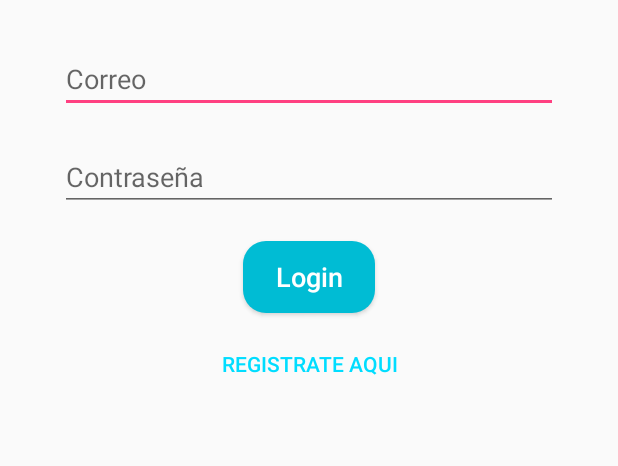
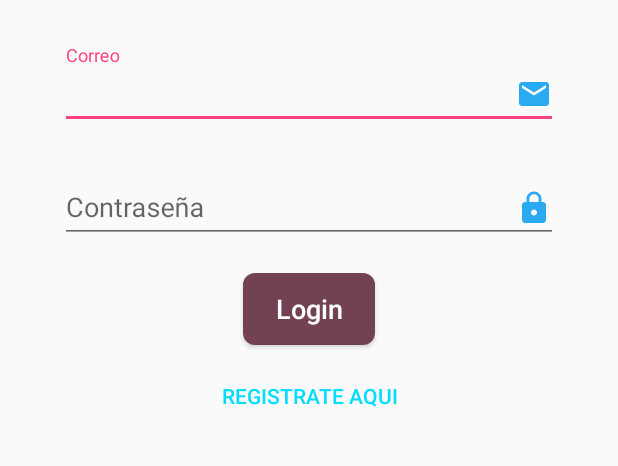
Before and after one commit to MarcosPedraza/BusComida, an Android app: the screen it shows after launch (LoginActivity), on a phone screen of 412 x 824 dp, the part 277-743 px from its top. Run offline under Robolectric (Android 15) with nearby library versions, the phone set to English and light mode, and no system bars; our stand-ins replace CircleImageView, Firebase (no records; nobody signed in at launch, a user with empty details on screens opened directly).

```diff
--- a/app/build.gradle
+++ b/app/build.gradle
@@ -19,6 +19,7 @@ android {
 }
 
 dependencies {
+
     implementation fileTree(dir: 'libs', include: ['*.jar'])
     implementation 'com.android.support:appcompat-v7:26.1.0'
     implementation 'com.android.support:design:26.1.0'
--- a/app/src/main/java/com/mareinc/marcospedraza/buscomida/LoginActivity.java
+++ b/app/src/main/java/com/mareinc/marcospedraza/buscomida/LoginActivity.java
@@ -2,6 +2,7 @@ package com.mareinc.marcospedraza.buscomida;
 
 import android.content.Intent;
 import android.support.annotation.NonNull;
+import android.support.design.widget.TextInputEditText;
 import android.support.v7.app.AppCompatActivity;
 import android.os.Bundle;
 import android.util.Log;
@@ -23,7 +24,7 @@ public class LoginActivity extends AppCompatActivity {
     //widgets
     Button btn_log_in;
     Button btn_register;
-    EditText et_user;
+    TextInputEditText et_user;
     EditText et_password;
     ProgressBar pg_login;
 
--- a/app/src/main/res/drawable/bg_botton.xml
+++ b/app/src/main/res/drawable/bg_botton.xml
@@ -1,7 +1,7 @@
 <?xml version="1.0" encoding="utf-8"?>
 <shape xmlns:android="http://schemas.android.com/apk/res/android">
 
-    <solid android:color="#00BCD4"></solid>
-    <corners android:radius="15dp"></corners>
+    <solid android:color="#724254"></solid>
+    <corners android:radius="8dp"></corners>
 
 </shape>
--- a/app/src/main/res/drawable/ic_email.xml
+++ b/app/src/main/res/drawable/ic_email.xml
@@ -1,4 +1,4 @@
-<vector android:height="24dp" android:tint="#050505"
+<vector android:height="24dp" android:tint="#29AAF1"
     android:viewportHeight="24.0" android:viewportWidth="24.0"
     android:width="24dp" xmlns:android="http://schemas.android.com/apk/res/android">
     <path android:fillColor="#FF000000" android:pathData="M20,4L4,4c-1.1,0 -1.99,0.9 -1.99,2L2,18c0,1.1 0.9,2 2,2h16c1.1,0 2,-0.9 2,-2L22,6c0,-1.1 -0.9,-2 -2,-2zM20,8l-8,5 -8,-5L4,6l8,5 8,-5v2z"/>
--- /dev/null
+++ b/app/src/main/res/drawable/ic_lock.xml
@@ -0,0 +1,5 @@
+<vector android:height="24dp" android:tint="#29AAF1"
+    android:viewportHeight="24.0" android:viewportWidth="24.0"
+    android:width="24dp" xmlns:android="http://schemas.android.com/apk/res/android">
+    <path android:fillColor="#FF000000" android:pathData="M18,8h-1L17,6c0,-2.76 -2.24,-5 -5,-5S7,3.24 7,6v2L6,8c-1.1,0 -2,0.9 -2,2v10c0,1.1 0.9,2 2,2h12c1.1,0 2,-0.9 2,-2L20,10c0,-1.1 -0.9,-2 -2,-2zM12,17c-1.1,0 -2,-0.9 -2,-2s0.9,-2 2,-2 2,0.9 2,2 -0.9,2 -2,2zM15.1,8L8.9,8L8.9,6c0,-1.71 1.39,-3.1 3.1,-3.1 1.71,0 3.1,1.39 3.1,3.1v2z"/>
+</vector>
--- a/app/src/main/res/layout/activity_login.xml
+++ b/app/src/main/res/layout/activity_login.xml
@@ -38,23 +38,41 @@
             android:layout_gravity="center_horizontal"
             android:textSize="25sp" />
 
-        <EditText
-            android:id="@+id/et_usuario"
+        <android.support.design.widget.TextInputLayout
             android:layout_width="match_parent"
             android:layout_height="wrap_content"
             android:layout_marginLeft="40dp"
             android:layout_marginRight="40dp"
             android:layout_marginTop="30dp"
-            android:hint="Correo" />
+            >
 
-        <EditText
-            android:id="@+id/et_contraseña"
+            <android.support.design.widget.TextInputEditText
+                android:id="@+id/et_usuario"
+                android:layout_width="match_parent"
+                android:layout_height="wrap_content"
+                android:drawableEnd="@drawable/ic_email"
+                android:hint="Correo" />
+        </android.support.design.widget.TextInputLayout>
+
+
+        <android.support.design.widget.TextInputLayout
             android:layout_width="match_parent"
             android:layout_height="wrap_content"
-            android:layout_marginLeft="40dp"
             android:layout_marginRight="40dp"
             android:layout_marginTop="20dp"
-            android:hint="Contraseña" />
+            android:layout_marginLeft="40dp"
+            >
+
+            <EditText
+                android:id="@+id/et_contraseña"
+                android:layout_width="match_parent"
+                android:layout_height="wrap_content"
+
+                android:drawableEnd="@drawable/ic_lock"
+
+                android:hint="Contraseña" />
+        </android.support.design.widget.TextInputLayout>
+
 
         <Button
             android:id="@+id/btn_login"
--- a/app/src/main/res/layout/fragment_menu.xml
+++ b/app/src/main/res/layout/fragment_menu.xml
@@ -3,7 +3,8 @@
     xmlns:tools="http://schemas.android.com/tools"
     android:layout_width="match_parent"
     android:layout_height="match_parent"
-    tools:context=".MenuFragment">
+    tools:context=".MenuFragment"
+    android:background="@color/background_color">
 
     <android.support.v7.widget.RecyclerView
         android:id="@+id/rv_menu"
--- a/app/src/main/res/layout/fragment_user_info.xml
+++ b/app/src/main/res/layout/fragment_user_info.xml
@@ -4,7 +4,8 @@
     android:layout_width="match_parent"
     android:layout_height="match_parent"
     tools:context=".UserInfoFragment"
-    android:orientation="vertical">
+    android:orientation="vertical"
+    android:background="@color/background_color">
 
     <de.hdodenhof.circleimageview.CircleImageView
         android:id="@+id/img_profile_pic"
--- a/app/src/main/res/values/colors.xml
+++ b/app/src/main/res/values/colors.xml
@@ -1,6 +1,8 @@
 <?xml version="1.0" encoding="utf-8"?>
 <resources>
-    <color name="colorPrimary">#3F51B5</color>
-    <color name="colorPrimaryDark">#303F9F</color>
+    <color name="colorPrimary">#8d3d5d</color>
+    <color name="colorPrimaryDark">#724254</color>
     <color name="colorAccent">#FF4081</color>
+    <color name="background_color">#fffaf1</color>
+    <color name="roundAccent">#724254</color>
 </resources>
--- a/app/src/main/res/values/strings.xml
+++ b/app/src/main/res/values/strings.xml
@@ -1,5 +1,5 @@
 <resources>
-    <string name="app_name">BusComida</string>
+    <string name="app_name">AppFood</string>
     <string name="tab_text_1">Tab 1</string>
     <string name="tab_text_2">Tab 2</string>
     <string name="tab_text_3">Tab 3</string>
--- a/build.gradle
+++ b/build.gradle
@@ -7,7 +7,7 @@ buildscript {
         jcenter()
     }
     dependencies {
-        classpath 'com.android.tools.build:gradle:3.1.1'
+        classpath 'com.android.tools.build:gradle:3.1.2'
 
 
         // NOTE: Do not place your application dependencies here; they belong
```
Also changed, not shown: app/src/main/AndroidManifest.xml (+7 -5 lines), app/src/main/java/com/mareinc/marcospedraza/buscomida/CarritoFragment.java (+16 -0 lines), app/src/main/java/com/mareinc/marcospedraza/buscomida/QRActivity.java (added, +14 -0 lines), app/src/main/res/layout/activity_qr.xml (added, +15 -0 lines), app/src/main/res/layout/fragment_carrito.xml (+7 -4 lines).
